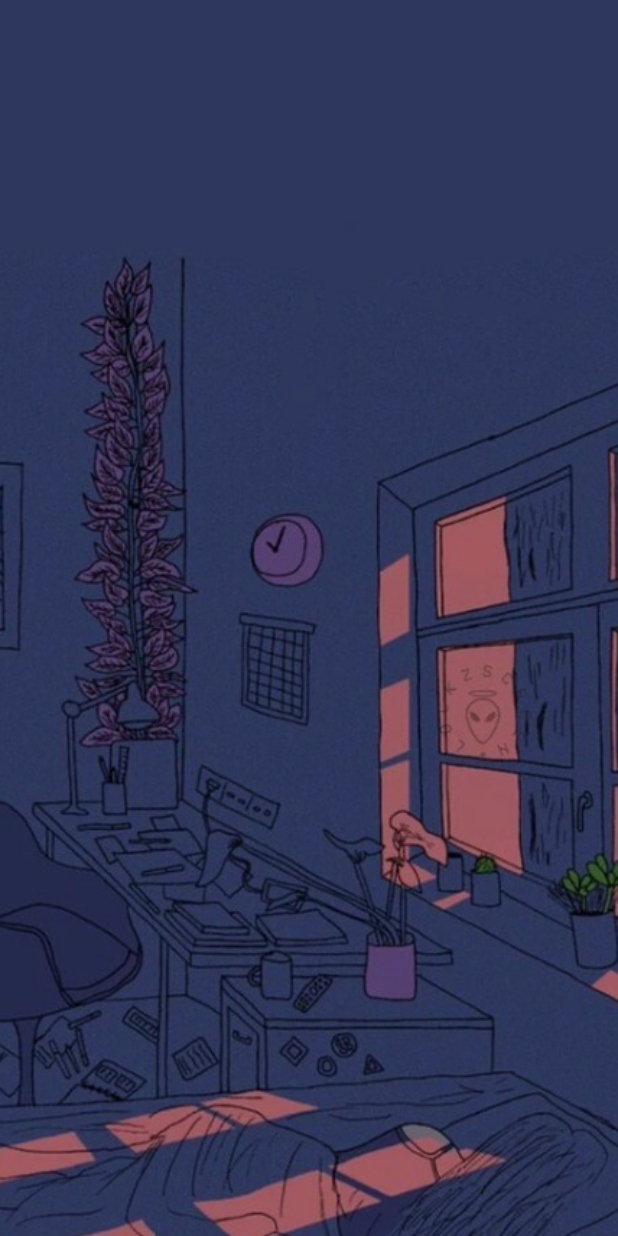
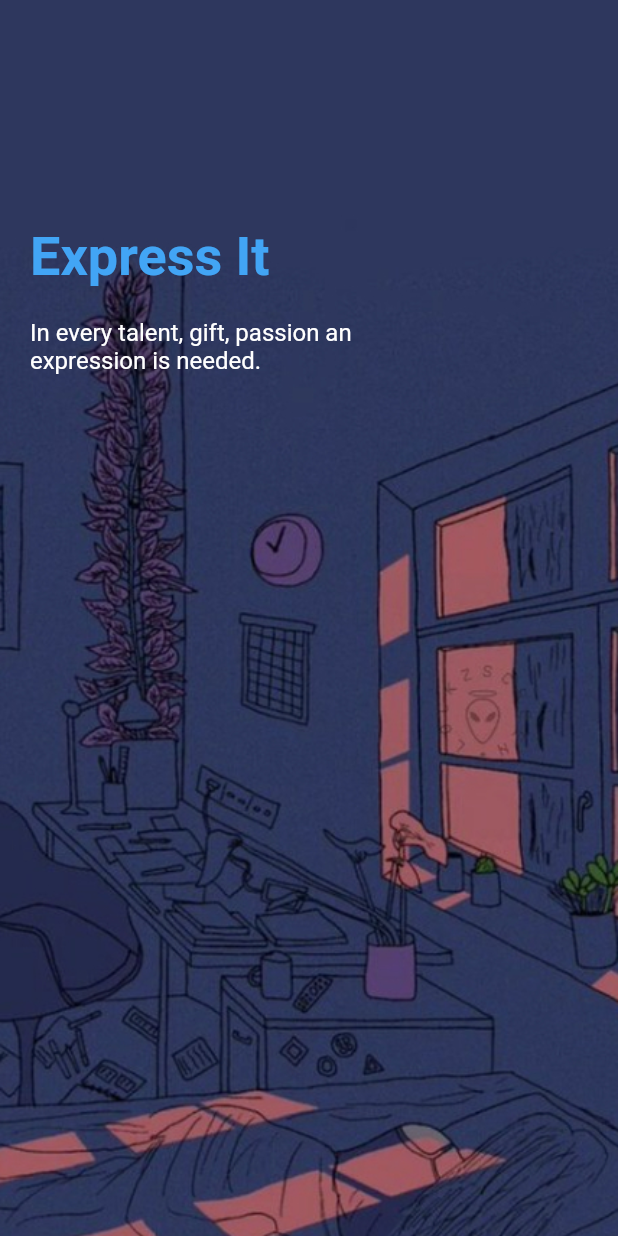
Before and after one commit to blackkiverson/UNI, a Flutter app: the screen it shows after launch, swiped to page 2, on a phone screen of 412 x 824 dp. Run offline on Flutter 3.47's test engine with Material 2 defaults, Android fonts, the phone set to English and light mode, and no system bars.

Commit message:
Adding Text

```diff
--- a/lib/pages/welcome_page.dart
+++ b/lib/pages/welcome_page.dart
@@ -1,5 +1,7 @@
 import 'package:flutter/cupertino.dart';
 import 'package:flutter/material.dart';
+import 'package:smifapp/widgets/app_large_text.dart';
+import 'package:smifapp/widgets/app_text.dart';
 
 class WelcomePage extends StatefulWidget {
   const WelcomePage({Key? key}) : super(key: key);
@@ -12,7 +14,7 @@ class _WelcomePageState extends State<WelcomePage> {
   List images = [
     "wp-one.jpg",
     "wp-two.jpg",
-    "wp-three.jpg",
+    "wp-four.jpg",
   ];
 
   @override
@@ -32,14 +34,45 @@ class _WelcomePageState extends State<WelcomePage> {
               height: double.maxFinite,
               decoration: BoxDecoration(
                 image: DecorationImage(
-                  image: AssetImage(
-                    "img/" + images[index]
-                    ),
-                  // repeat: ImageRepeat.repeatX //Used to repeat
-                  // the image on the x-axis until filled.
-                  fit: BoxFit.cover
-                ),
+                    image: AssetImage("img/" + images[index]),
+                    // repeat: ImageRepeat.repeatX //Used to repeat
+                    // the image on the x-axis until filled.
+                    fit: BoxFit.cover),
               ),
+              child: Container(
+                  margin: const EdgeInsets.only(top: 150, left: 20, right: 20),
+                  child: Row(
+                    children: [
+                      Column(
+                        crossAxisAlignment: CrossAxisAlignment.start,
+                        children: [
+                          AppLargeText(
+                              text: (index == 1
+                                  ? "Express It"
+                                  : index == 2
+                                      ? "Do It"
+                                      : ""),
+                              color: Colors.blue.shade400,
+                              size: 36),
+                          const SizedBox(
+                            height: 20,
+                          ),
+                          SizedBox(
+                            width: 280,
+                            child: AppText(
+                              text: (index == 1
+                                  ? "In every talent, gift, passion an expression is needed."
+                                  : index == 2
+                                      ? "Anything is possible because anything can be learnt."
+                                      : ""),
+                              color: Colors.white,
+                              size: 16,
+                            ),
+                          )
+                        ],
+                      )
+                    ],
+                  )),
             );
           }),
     );
--- /dev/null
+++ b/lib/widgets/app_large_text.dart
@@ -0,0 +1,27 @@
+import 'package:flutter/cupertino.dart';
+import 'package:flutter/material.dart';
+import 'package:flutter/painting.dart';
+
+class AppLargeText extends StatefulWidget {
+  final double size;
+  final String text;
+  final Color color;
+
+  const AppLargeText(
+      {Key? key, this.size = 30, required this.text, this.color = Colors.black})
+      : super(key: key);
+
+  @override
+  State<AppLargeText> createState() => _AppLargeTextState();
+}
+
+class _AppLargeTextState extends State<AppLargeText> {
+  @override
+  Widget build(BuildContext context) {
+    return Text(widget.text,
+        style: TextStyle(
+            color: widget.color,
+            fontSize: widget.size,
+            fontWeight: FontWeight.bold));
+  }
+}
--- /dev/null
+++ b/lib/widgets/app_text.dart
@@ -0,0 +1,27 @@
+import 'package:flutter/cupertino.dart';
+import 'package:flutter/material.dart';
+import 'package:flutter/painting.dart';
+
+class AppText extends StatefulWidget {
+  final double size;
+  final String text;
+  final Color color;
+
+  const AppText(
+      {Key? key, this.size = 20, required this.text, this.color = Colors.white})
+      : super(key: key);
+
+  @override
+  State<AppText> createState() => _AppTextState();
+}
+
+class _AppTextState extends State<AppText> {
+  @override
+  Widget build(BuildContext context) {
+    return Text(widget.text,
+        style: TextStyle(
+            color: widget.color,
+            fontSize: widget.size,
+            fontWeight: FontWeight.normal));
+  }
+}
```
